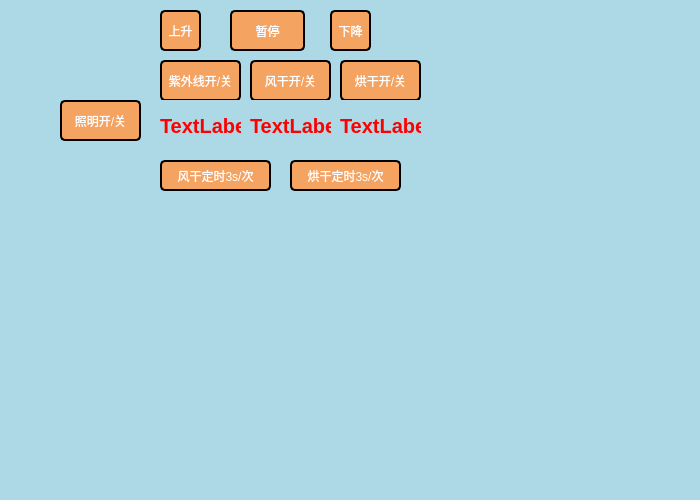
YangTunyu/Arduino_dev, file QT/mainwindow.ui: the form before one commit.
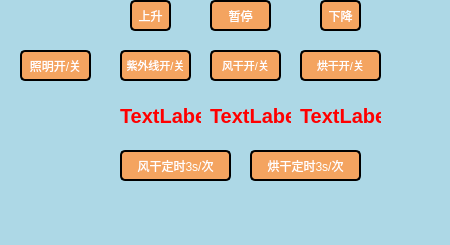
The form after the commit.

Commit message: Story编号：S7155 修改人：翟浩瀚 202115030308 修改原因：模块修改界面 业务模块：迭代二

```diff
--- a/QT/mainwindow.ui
+++ b/QT/mainwindow.ui
@@ -6,8 +6,8 @@
    <rect>
     <x>0</x>
     <y>0</y>
-    <width>700</width>
-    <height>500</height>
+    <width>450</width>
+    <height>245</height>
    </rect>
   </property>
   <property name="windowTitle">
@@ -26,10 +26,10 @@
    <widget class="QPushButton" name="upButton">
     <property name="geometry">
      <rect>
-      <x>160</x>
-      <y>10</y>
+      <x>130</x>
+      <y>0</y>
       <width>41</width>
-      <height>41</height>
+      <height>31</height>
      </rect>
     </property>
     <property name="styleSheet">
@@ -55,10 +55,10 @@
    <widget class="QPushButton" name="stopButton">
     <property name="geometry">
      <rect>
-      <x>230</x>
-      <y>10</y>
-      <width>75</width>
-      <height>41</height>
+      <x>210</x>
+      <y>0</y>
+      <width>61</width>
+      <height>31</height>
      </rect>
     </property>
     <property name="styleSheet">
@@ -84,10 +84,10 @@
    <widget class="QPushButton" name="downButton">
     <property name="geometry">
      <rect>
-      <x>330</x>
-      <y>10</y>
+      <x>320</x>
+      <y>0</y>
       <width>41</width>
-      <height>41</height>
+      <height>31</height>
      </rect>
     </property>
     <property name="styleSheet">
@@ -113,10 +113,10 @@
    <widget class="QPushButton" name="lightButton">
     <property name="geometry">
      <rect>
-      <x>60</x>
-      <y>100</y>
-      <width>81</width>
-      <height>41</height>
+      <x>20</x>
+      <y>50</y>
+      <width>71</width>
+      <height>31</height>
      </rect>
     </property>
     <property name="styleSheet">
@@ -142,12 +142,18 @@
    <widget class="QPushButton" name="uvButton">
     <property name="geometry">
      <rect>
-      <x>160</x>
-      <y>60</y>
-      <width>81</width>
-      <height>41</height>
+      <x>120</x>
+      <y>50</y>
+      <width>71</width>
+      <height>31</height>
      </rect>
     </property>
+    <property name="font">
+     <font>
+      <family>Arial</family>
+      <pointsize>8</pointsize>
+     </font>
+    </property>
     <property name="styleSheet">
      <string notr="true">QPushButton {
     background-color: #F4A460; /* 沙棕色背景 */
@@ -171,12 +177,18 @@
    <widget class="QPushButton" name="windButton">
     <property name="geometry">
      <rect>
-      <x>250</x>
-      <y>60</y>
-      <width>81</width>
-      <height>41</height>
+      <x>210</x>
+      <y>50</y>
+      <width>71</width>
+      <height>31</height>
      </rect>
     </property>
+    <property name="font">
+     <font>
+      <family>Arial</family>
+      <pointsize>8</pointsize>
+     </font>
+    </property>
     <property name="styleSheet">
      <string notr="true">QPushButton {
     background-color: #F4A460; /* 沙棕色背景 */
@@ -200,12 +212,18 @@
    <widget class="QPushButton" name="dryButton">
     <property name="geometry">
      <rect>
-      <x>340</x>
-      <y>60</y>
+      <x>300</x>
+      <y>50</y>
       <width>81</width>
-      <height>41</height>
+      <height>31</height>
      </rect>
     </property>
+    <property name="font">
+     <font>
+      <family>Arial</family>
+      <pointsize>8</pointsize>
+     </font>
+    </property>
     <property name="styleSheet">
      <string notr="true">QPushButton {
     background-color: #F4A460; /* 沙棕色背景 */
@@ -229,8 +247,8 @@
    <widget class="QLabel" name="uvLabel">
     <property name="geometry">
      <rect>
-      <x>160</x>
-      <y>100</y>
+      <x>120</x>
+      <y>90</y>
       <width>81</width>
       <height>51</height>
      </rect>
@@ -258,8 +276,8 @@
    <widget class="QLabel" name="windLabel">
     <property name="geometry">
      <rect>
-      <x>250</x>
-      <y>100</y>
+      <x>210</x>
+      <y>90</y>
       <width>81</width>
       <height>51</height>
      </rect>
@@ -287,8 +305,8 @@
    <widget class="QLabel" name="dryLabel">
     <property name="geometry">
      <rect>
-      <x>340</x>
-      <y>100</y>
+      <x>300</x>
+      <y>90</y>
       <width>81</width>
       <height>51</height>
      </rect>
@@ -316,8 +334,8 @@
    <widget class="QPushButton" name="windButtonTimer">
     <property name="geometry">
      <rect>
-      <x>160</x>
-      <y>160</y>
+      <x>120</x>
+      <y>150</y>
       <width>111</width>
       <height>31</height>
      </rect>
@@ -345,8 +363,8 @@
    <widget class="QPushButton" name="dryButtonTimer">
     <property name="geometry">
      <rect>
-      <x>290</x>
-      <y>160</y>
+      <x>250</x>
+      <y>150</y>
       <width>111</width>
       <height>31</height>
      </rect>
```
Left out of the diff: 4 changed lines with no effect on the pictures. The commit also changes 2 other files.
